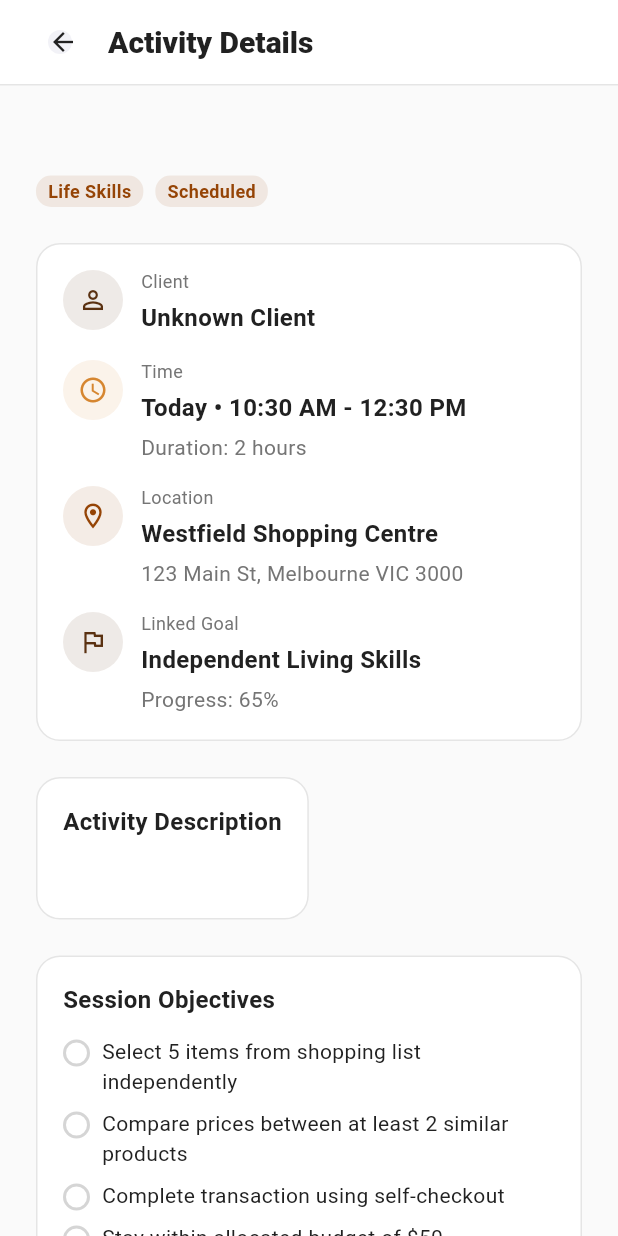
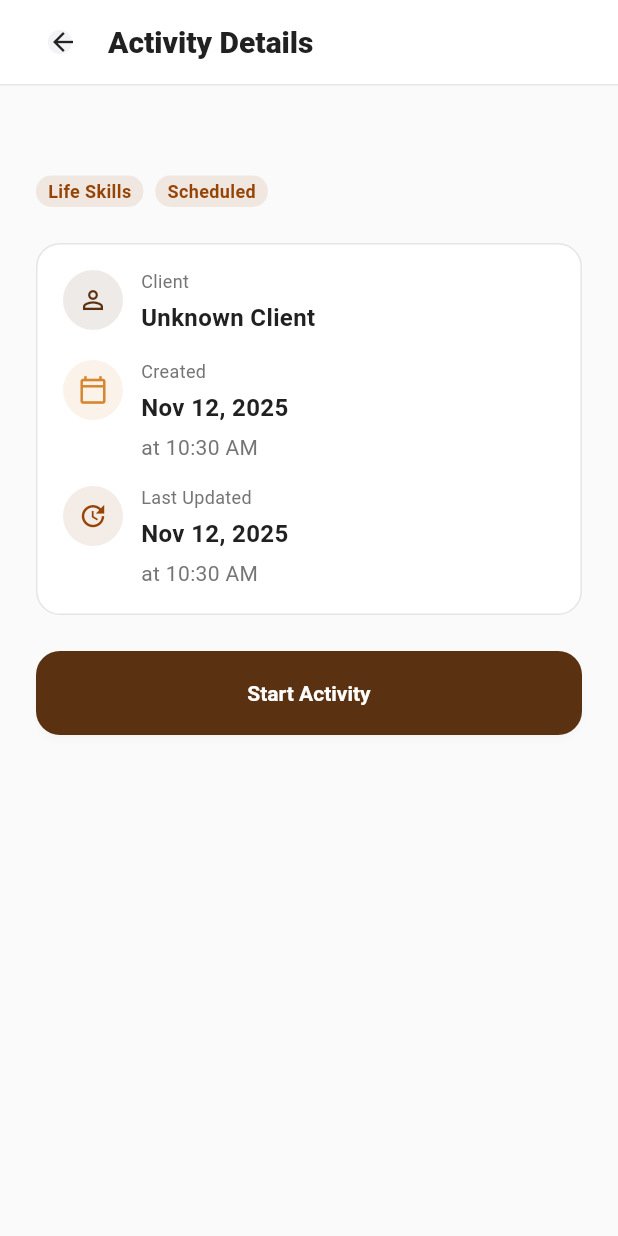
Before and after one commit to mandaza/agnovat-worker, a Flutter app: the ActivityDetailsScreen screen opened directly with empty values, on a phone screen of 412 x 824 dp. Run offline on Flutter 3.47's test engine with Material 3 defaults, Android fonts, the phone set to English and light mode, and no system bars; our stand-ins replace dio, equatable, flutter_riverpod, flutter_secure_storage, logger, shared_preferences; missing offline and left inert: clerk_auth, clerk_flutter; accounts and stored records are empty; network calls fail; Roboto replaces fonts that are missing (Nunito).

Commit message:
activity-update

```diff
--- a/lib/presentation/screens/activities/activity_details_screen.dart
+++ b/lib/presentation/screens/activities/activity_details_screen.dart
@@ -2,6 +2,7 @@ import 'package:flutter/material.dart';
 import 'package:flutter_riverpod/flutter_riverpod.dart';
 import 'package:intl/intl.dart';
 import '../../../core/config/app_colors.dart';
+import '../../../core/providers/service_providers.dart';
 import '../../../data/models/activity.dart';
 import '../../providers/dashboard_provider.dart';
 import '../shift_notes/create_shift_note_screen.dart';
@@ -62,10 +63,10 @@ class _ActivityDetailsScreenState
             _buildActivityInfoCard(context, clientName),
             const SizedBox(height: 24),
             _buildActivityDescriptionCard(context),
+            if (_activity.description != null && _activity.description!.isNotEmpty)
               const SizedBox(height: 24),
-            _buildSessionObjectivesCard(context),
-            const SizedBox(height: 24),
-            _buildSupportNotesCard(context),
+            _buildOutcomeNotesCard(context),
+            if (_activity.outcomeNotes != null && _activity.outcomeNotes!.isNotEmpty)
               const SizedBox(height: 24),
             _buildActionButtons(context),
             const SizedBox(height: 24),
@@ -172,9 +173,13 @@ class _ActivityDetailsScreenState
 
   /// Build activity info card
   Widget _buildActivityInfoCard(BuildContext context, String clientName) {
-    // Format time
-    final timeStr = 'Today • ${DateFormat('h:mm a').format(_activity.createdAt)} - ${DateFormat('h:mm a').format(_activity.createdAt.add(const Duration(hours: 2)))}';
-    final duration = '2 hours'; // Mock duration
+    // Format created date
+    final createdDate = DateFormat('MMM d, yyyy').format(_activity.createdAt);
+    final createdTime = DateFormat('h:mm a').format(_activity.createdAt);
+
+    // Format updated date
+    final updatedDate = DateFormat('MMM d, yyyy').format(_activity.updatedAt);
+    final updatedTime = DateFormat('h:mm a').format(_activity.updatedAt);
 
     return Padding(
       padding: const EdgeInsets.symmetric(horizontal: 24),
@@ -196,31 +201,34 @@ class _ActivityDetailsScreenState
             ),
             const SizedBox(height: 16),
             _buildInfoRow(
-              icon: Icons.access_time,
+              icon: Icons.calendar_today_outlined,
               iconColor: const Color(0xFFD68630),
               iconBackgroundColor: const Color(0xFFD68630).withOpacity(0.1),
-              label: 'Time',
-              value: timeStr,
-              subtitle: 'Duration: $duration',
+              label: 'Created',
+              value: createdDate,
+              subtitle: 'at $createdTime',
             ),
             const SizedBox(height: 16),
             _buildInfoRow(
-              icon: Icons.location_on_outlined,
+              icon: Icons.update,
               iconColor: const Color(0xFF954406),
               iconBackgroundColor: const Color(0xFF954406).withOpacity(0.1),
-              label: 'Location',
-              value: 'Westfield Shopping Centre',
-              subtitle: '123 Main St, Melbourne VIC 3000',
+              label: 'Last Updated',
+              value: updatedDate,
+              subtitle: 'at $updatedTime',
             ),
+            if (_activity.goalIds != null && _activity.goalIds!.isNotEmpty) ...[
               const SizedBox(height: 16),
               _buildInfoRow(
                 icon: Icons.flag_outlined,
                 iconColor: const Color(0xFF5A3111),
                 iconBackgroundColor: const Color(0xFF5A3111).withOpacity(0.1),
-              label: 'Linked Goal',
-              value: 'Independent Living Skills',
-              subtitle: 'Progress: 65%',
+                label: 'Linked Goals',
+                value: '${_activity.goalIds!.length} goal${_activity.goalIds!.length > 1 ? 's' : ''} linked',
+                subtitle: _activity.goalIds!.take(2).join(', ') +
+                         (_activity.goalIds!.length > 2 ? '...' : ''),
               ),
+            ],
           ],
         ),
       ),
@@ -296,8 +304,10 @@ class _ActivityDetailsScreenState
 
   /// Build activity description card
   Widget _buildActivityDescriptionCard(BuildContext context) {
-    final description = _activity.description ??
-        'Support Tavonga in practicing independent shopping skills including selecting items from a list, comparing prices, using self-checkout, and managing payment. Focus on building confidence and developing strategies for navigating the shopping environment independently.';
+    // Only show if description exists
+    if (_activity.description == null || _activity.description!.isEmpty) {
+      return const SizedBox.shrink();
+    }
 
     return Padding(
       padding: const EdgeInsets.symmetric(horizontal: 24),
@@ -323,7 +333,7 @@ class _ActivityDetailsScreenState
             ),
             const SizedBox(height: 12),
             Text(
-              description,
+              _activity.description!,
               style: const TextStyle(
                 fontFamily: 'Nunito',
                 fontSize: 14,
@@ -338,14 +348,12 @@ class _ActivityDetailsScreenState
     );
   }
 
-  /// Build session objectives card
-  Widget _buildSessionObjectivesCard(BuildContext context) {
-    final objectives = [
-      'Select 5 items from shopping list independently',
-      'Compare prices between at least 2 similar products',
-      'Complete transaction using self-checkout',
-      'Stay within allocated budget of \$50',
-    ];
+  /// Build outcome notes card (only if outcome notes exist)
+  Widget _buildOutcomeNotesCard(BuildContext context) {
+    // Only show if outcome notes exist
+    if (_activity.outcomeNotes == null || _activity.outcomeNotes!.isEmpty) {
+      return const SizedBox.shrink();
+    }
 
     return Padding(
       padding: const EdgeInsets.symmetric(horizontal: 24),
@@ -359,8 +367,24 @@ class _ActivityDetailsScreenState
         child: Column(
           crossAxisAlignment: CrossAxisAlignment.start,
           children: [
+            Row(
+              children: [
+                Container(
+                  width: 32,
+                  height: 32,
+                  decoration: BoxDecoration(
+                    color: const Color(0xFF5A3111).withOpacity(0.1),
+                    borderRadius: BorderRadius.circular(100),
+                  ),
+                  child: const Icon(
+                    Icons.note_outlined,
+                    color: Color(0xFF5A3111),
+                    size: 16,
+                  ),
+                ),
+                const SizedBox(width: 8),
                 const Text(
-              'Session Objectives',
+                  'Outcome Notes',
                   style: TextStyle(
                     fontFamily: 'Nunito',
                     fontSize: 16,
@@ -369,79 +393,18 @@ class _ActivityDetailsScreenState
                     height: 1.5,
                   ),
                 ),
+              ],
+            ),
             const SizedBox(height: 12),
-            ...objectives.map((objective) => Padding(
-              padding: const EdgeInsets.only(bottom: 8),
-              child: Row(
-                crossAxisAlignment: CrossAxisAlignment.start,
-                children: [
-                  Container(
-                    margin: const EdgeInsets.only(top: 2),
-                    width: 18,
-                    height: 18,
-                    decoration: BoxDecoration(
-                      shape: BoxShape.circle,
-                      border: Border.all(
-                        color: AppColors.textSecondary.withOpacity(0.3),
-                        width: 2,
-                      ),
-                    ),
-                  ),
-                  const SizedBox(width: 8),
-                  Expanded(
-                    child: Text(
-                      objective,
+            Text(
+              _activity.outcomeNotes!,
               style: const TextStyle(
                 fontFamily: 'Nunito',
                 fontSize: 14,
                 fontWeight: FontWeight.w400,
-                        color: AppColors.textPrimary,
-                        height: 1.43,
+                color: AppColors.textSecondary,
+                height: 1.625,
               ),
-                    ),
-                  ),
-                ],
-              ),
-            )),
-          ],
-        ),
-      ),
-    );
-  }
-
-  /// Build support notes card
-  Widget _buildSupportNotesCard(BuildContext context) {
-    return Padding(
-      padding: const EdgeInsets.symmetric(horizontal: 24),
-      child: Container(
-        padding: const EdgeInsets.all(17),
-        decoration: BoxDecoration(
-          color: Colors.white,
-          borderRadius: BorderRadius.circular(16),
-          border: Border.all(color: Colors.black.withOpacity(0.1)),
-        ),
-        child: Column(
-          crossAxisAlignment: CrossAxisAlignment.start,
-          children: [
-            const Text(
-              'Support Notes',
-              style: TextStyle(
-                fontFamily: 'Nunito',
-                fontSize: 16,
-                fontWeight: FontWeight.w700,
-                color: AppColors.textPrimary,
-                height: 1.5,
-              ),
-            ),
-            const SizedBox(height: 12),
-            _buildSupportNoteItem(
-              'Communication',
-              'Tavonga prefers visual shopping lists with pictures',
-            ),
-            const SizedBox(height: 8),
-            _buildSupportNoteItem(
-              'Sensory Considerations',
-              'May need breaks if shopping center becomes too crowded or noisy',
             ),
           ],
         ),
@@ -449,42 +412,6 @@ class _ActivityDetailsScreenState
     );
   }
 
-  /// Build support note item
-  Widget _buildSupportNoteItem(String label, String content) {
-    return Container(
-      padding: const EdgeInsets.only(top: 12, left: 12, right: 12),
-      decoration: BoxDecoration(
-        color: const Color(0xFFF2F2F7),
-        borderRadius: BorderRadius.circular(12),
-      ),
-      child: Column(
-        crossAxisAlignment: CrossAxisAlignment.start,
-        children: [
-          Text(
-            label,
-            style: const TextStyle(
-              fontFamily: 'Nunito',
-              fontSize: 12,
-              fontWeight: FontWeight.w400,
-              color: AppColors.textSecondary,
-              height: 1.33,
-            ),
-          ),
-          const SizedBox(height: 4),
-          Text(
-            content,
-            style: const TextStyle(
-              fontFamily: 'Nunito',
-              fontSize: 14,
-              fontWeight: FontWeight.w400,
-              color: AppColors.textPrimary,
-              height: 1.43,
-            ),
-          ),
-        ],
-      ),
-    );
-  }
 
   /// Build action buttons
   Widget _buildActionButtons(BuildContext context) {
@@ -492,7 +419,35 @@ class _ActivityDetailsScreenState
       padding: const EdgeInsets.symmetric(horizontal: 24),
       child: Column(
         children: [
-          // Complete Activity & Create Shift Note button
+          // Show different buttons based on activity status
+          if (_activity.status == ActivityStatus.scheduled) ...[
+            // Start Activity button
+            SizedBox(
+              width: double.infinity,
+              height: 56,
+              child: ElevatedButton(
+                onPressed: () => _markAsInProgress(context),
+                style: ElevatedButton.styleFrom(
+                  backgroundColor: const Color(0xFF5A3111),
+                  foregroundColor: Colors.white,
+                  elevation: 2,
+                  shadowColor: Colors.black.withOpacity(0.1),
+                  shape: RoundedRectangleBorder(
+                    borderRadius: BorderRadius.circular(16),
+                  ),
+                ),
+                child: const Text(
+                  'Start Activity',
+                  style: TextStyle(
+                    fontFamily: 'Nunito',
+                    fontSize: 14,
+                    fontWeight: FontWeight.w600,
+                  ),
+                ),
+              ),
+            ),
+          ] else if (_activity.status == ActivityStatus.inProgress) ...[
+            // Complete Activity button
             SizedBox(
               width: double.infinity,
               height: 56,
@@ -517,25 +472,24 @@ class _ActivityDetailsScreenState
                 ),
               ),
             ),
-          const SizedBox(height: 12),
-          // Mark as In Progress button
+          ] else if (_activity.status == ActivityStatus.completed) ...[
+            // View Shift Notes button
             SizedBox(
               width: double.infinity,
               height: 56,
-            child: OutlinedButton(
-              onPressed: () => _markAsInProgress(context),
-              style: OutlinedButton.styleFrom(
-                backgroundColor: AppColors.surfaceLight,
-                foregroundColor: AppColors.textPrimary,
-                side: BorderSide(
-                  color: Colors.black.withOpacity(0.1),
-                ),
+              child: ElevatedButton(
+                onPressed: () => _viewShiftNotes(context),
+                style: ElevatedButton.styleFrom(
+                  backgroundColor: const Color(0xFF5A3111),
+                  foregroundColor: Colors.white,
+                  elevation: 2,
+                  shadowColor: Colors.black.withOpacity(0.1),
                   shape: RoundedRectangleBorder(
                     borderRadius: BorderRadius.circular(16),
                   ),
                 ),
                 child: const Text(
-                'Mark as In Progress',
+                  'View Shift Notes',
                   style: TextStyle(
                     fontFamily: 'Nunito',
                     fontSize: 14,
@@ -545,12 +499,39 @@ class _ActivityDetailsScreenState
               ),
             ),
           ],
+        ],
       ),
     );
   }
 
   /// Complete activity and navigate to create shift note
-  void _completeActivityAndCreateShiftNote(BuildContext context) {
+  Future<void> _completeActivityAndCreateShiftNote(BuildContext context) async {
+    // Show loading
+    showDialog(
+      context: context,
+      barrierDismissible: false,
+      builder: (context) => const Center(
+        child: CircularProgressIndicator(),
+      ),
+    );
+
+    try {
+      // Update activity status to completed
+      final apiService = ref.read(mcpApiServiceProvider);
+      final updatedActivity = await apiService.updateActivity(
+        activityId: _activity.id,
+        status: ActivityStatus.completed,
+      );
+
+      setState(() {
+        _activity = Activity.fromJson(updatedActivity);
+      });
+
+      // Close loading
+      if (context.mounted) Navigator.of(context).pop();
+
+      // Navigate to create shift note
+      if (context.mounted) {
         Navigator.of(context).push(
           MaterialPageRoute(
             builder: (context) => const CreateShiftNoteScreen(),
@@ -558,18 +539,86 @@ class _ActivityDetailsScreenState
         );
       }
 
+      // Refresh dashboard to update activities list
+      ref.invalidate(dashboardDataProvider);
+    } catch (e) {
+      // Close loading
+      if (context.mounted) Navigator.of(context).pop();
+
+      // Show error
+      if (context.mounted) {
+        ScaffoldMessenger.of(context).showSnackBar(
+          SnackBar(
+            content: Text('Failed to complete activity: ${e.toString()}'),
+            backgroundColor: AppColors.error,
+            duration: const Duration(seconds: 3),
+          ),
+        );
+      }
+    }
+  }
+
   /// Mark activity as in progress
-  void _markAsInProgress(BuildContext context) {
+  Future<void> _markAsInProgress(BuildContext context) async {
+    // Show loading
+    showDialog(
+      context: context,
+      barrierDismissible: false,
+      builder: (context) => const Center(
+        child: CircularProgressIndicator(),
+      ),
+    );
+
+    try {
+      // Update activity status via API
+      final apiService = ref.read(mcpApiServiceProvider);
+      final updatedActivity = await apiService.updateActivity(
+        activityId: _activity.id,
+        status: ActivityStatus.inProgress,
+      );
+
       setState(() {
-      _activity = _activity.copyWith(
-        status: ActivityStatus.inProgress,
-        updatedAt: DateTime.now(),
-      );
+        _activity = Activity.fromJson(updatedActivity);
       });
 
+      // Close loading
+      if (context.mounted) Navigator.of(context).pop();
+
+      // Show success message
+      if (context.mounted) {
         ScaffoldMessenger.of(context).showSnackBar(
           const SnackBar(
-        content: Text('Activity marked as in progress'),
+            content: Text('Activity started'),
+            backgroundColor: AppColors.success,
+            duration: Duration(seconds: 2),
+          ),
+        );
+      }
+
+      // Refresh dashboard to update activities list
+      ref.invalidate(dashboardDataProvider);
+    } catch (e) {
+      // Close loading
+      if (context.mounted) Navigator.of(context).pop();
+
+      // Show error
+      if (context.mounted) {
+        ScaffoldMessenger.of(context).showSnackBar(
+          SnackBar(
+            content: Text('Failed to start activity: ${e.toString()}'),
+            backgroundColor: AppColors.error,
+            duration: const Duration(seconds: 3),
+          ),
+        );
+      }
+    }
+  }
+
+  /// View shift notes for this activity
+  void _viewShiftNotes(BuildContext context) {
+    ScaffoldMessenger.of(context).showSnackBar(
+      const SnackBar(
+        content: Text('Shift notes feature coming soon'),
         duration: Duration(seconds: 2),
       ),
     );
```
Lines whose indentation alone changed are shown as unchanged.
